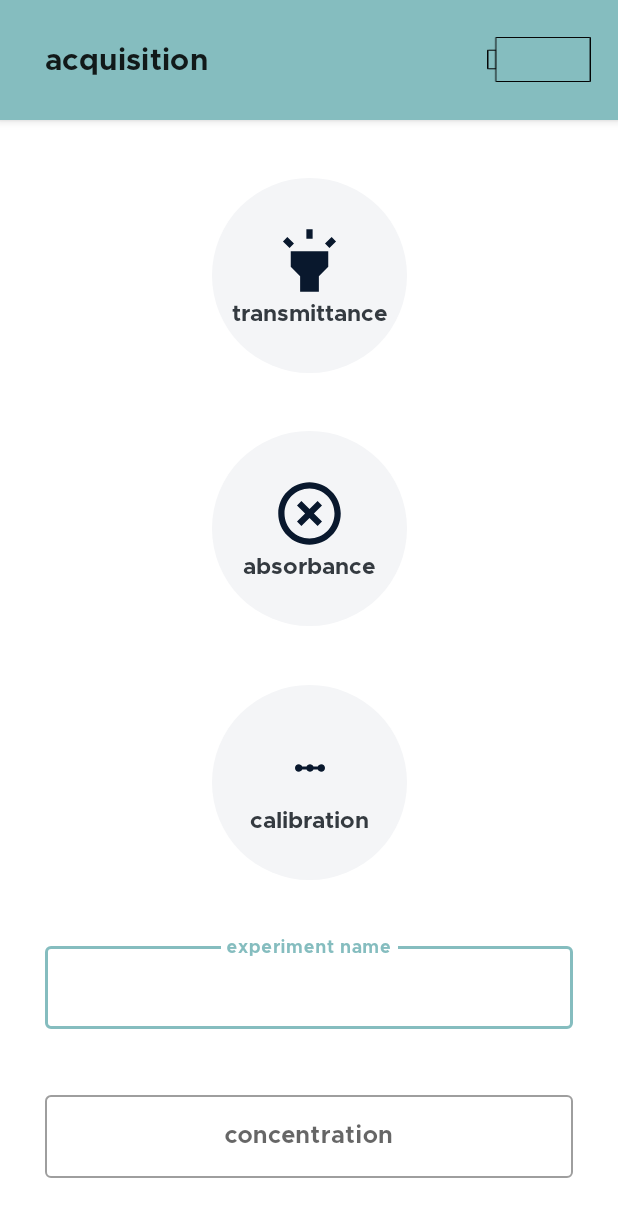
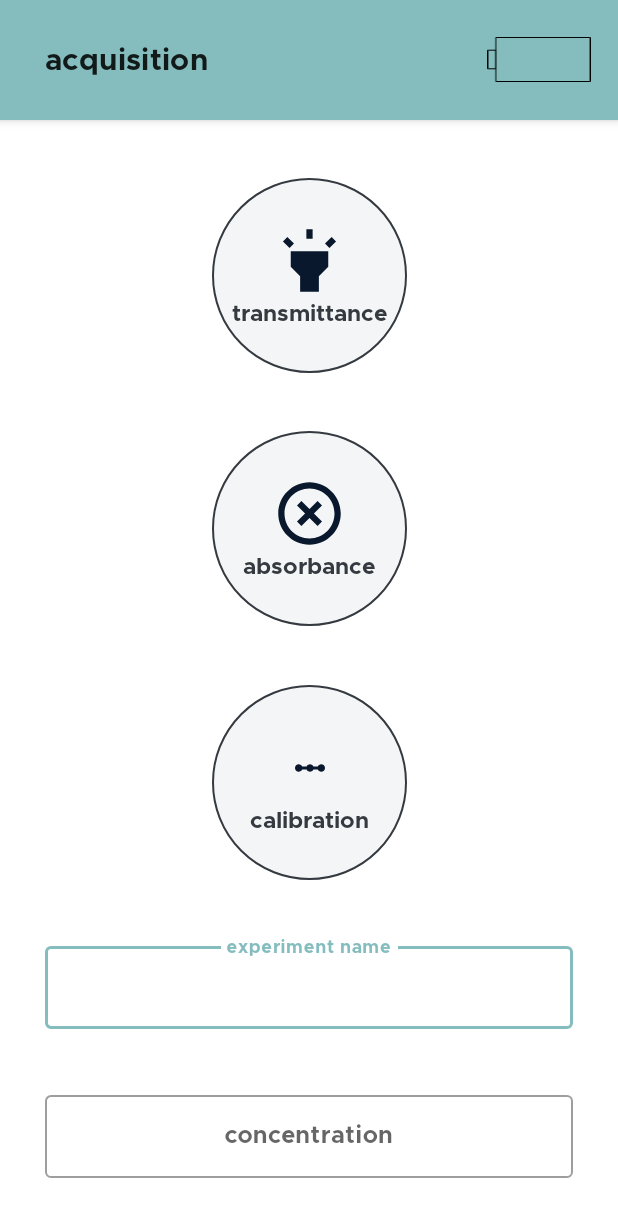
Before and after one commit to lhosszu/spectrophotometry, an Android app: the AcquisitionActivity screen opened directly, with no data from a screen before it, on a phone screen of 412 x 824 dp. Shown: the top 1217 px of the screen. Run offline under Robolectric (Android 15) with nearby library versions, the phone set to English and light mode, and no system bars; our stand-ins replace EventBus.

Commit message:
Add stroke to oval image button

```diff
--- a/app/src/main/res/drawable/btn_circular.xml
+++ b/app/src/main/res/drawable/btn_circular.xml
@@ -1,9 +1,10 @@
 <?xml version="1.0" encoding="utf-8"?>
 <selector xmlns:android="http://schemas.android.com/apk/res/android">
     <item>
-        <shape android:shape="oval">
+        <shape android:shape="oval" android:thickness="1dp" android:useLevel="false">
             <size android:width="150dp" android:height="150dp" />
             <solid android:color="@color/gray_light_button" />
+            <stroke android:width="1dp" android:color="@color/gray_dark_text" />
         </shape>
     </item>
 </selector>
--- a/app/src/main/res/layout/activity_acquisition.xml
+++ b/app/src/main/res/layout/activity_acquisition.xml
@@ -47,7 +47,6 @@
             android:scrollY="10dp"
             android:src="@drawable/ic_highlight"
             android:tint="@color/blue_dark_background"
-            app:backgroundTint="@color/gray_light_button"
             app:layout_constraintStart_toStartOf="parent"
             app:layout_constraintTop_toTopOf="parent" />
 
@@ -84,7 +83,6 @@
             android:scrollY="10dp"
             android:src="@drawable/ic_light_off"
             android:tint="@color/blue_dark_background"
-            app:backgroundTint="@color/gray_light_button"
             app:layout_constraintStart_toStartOf="parent"
             app:layout_constraintTop_toTopOf="parent" />
 
@@ -121,7 +119,6 @@
             android:scrollY="10dp"
             android:src="@drawable/ic_linear_scale"
             android:tint="@color/blue_dark_background"
-            app:backgroundTint="@color/gray_light_button"
             app:layout_constraintStart_toStartOf="parent"
             app:layout_constraintTop_toTopOf="parent" />
 
```
Also changed, not shown: app/src/main/res/layout/activity_main.xml (+4 -8 lines).
